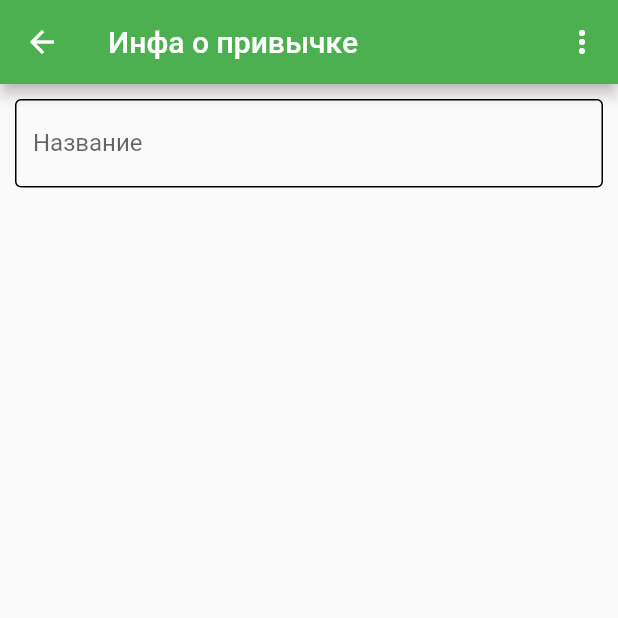
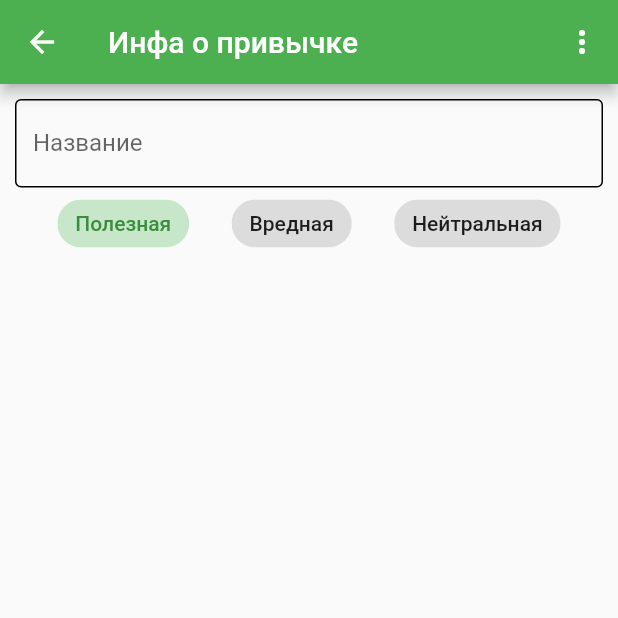
Before and after one commit to potykion/yahta, a Flutter app: the HabitPage screen opened directly, on a phone screen of 412 x 824 dp, the top half of it. Run offline on Flutter 3.47's test engine with Material 2 defaults, Android fonts, the phone set to English and light mode, and no system bars; our stand-ins replace flutter_swiper, moor, moor_ffi; generated files the repository leaves out were written again; statements that could not run were skipped.

Commit message:
Habit type picker

```diff
--- a/lib/habit.dart
+++ b/lib/habit.dart
@@ -8,11 +8,30 @@ import 'package:yahta/direction.dart';
 
 part 'habit.g.dart';
 
+enum HabitType { positive, negative, neutral }
+
 /// Собсно привычка
 class Habits extends Table {
   IntColumn get id => integer().autoIncrement()();
 
   TextColumn get title => text()();
+
+  IntColumn get type => integer()
+      .map(const HabitTypeConverter())
+      .withDefault(Constant(HabitType.positive.index))
+       ();
+}
+
+/// Конвертит enum в int
+/// https://moor.simonbinder.eu/docs/advanced-features/type_converters/
+class HabitTypeConverter extends TypeConverter<HabitType, int> {
+  const HabitTypeConverter();
+
+  @override
+  HabitType mapToDart(int fromDb) => HabitType.values[fromDb];
+
+  @override
+  int mapToSql(HabitType value) => value.index;
 }
 
 /// Отметка привычки (2020-03-19 в 23:17 привычка была зафиксирована)
@@ -25,13 +44,10 @@ class HabitMarks extends Table {
 }
 
 QueryExecutor openConnection() {
-  /// Copied from moor tutorial
+  /// Скопировано из туториала по moor
   /// https://moor.simonbinder.eu/docs/getting-started/#generating-the-code
 
-  // the LazyDatabase util lets us find the right location for the file async.
   return LazyDatabase(() async {
-    // put the database file, called db.sqlite here, into the documents folder
-    // for your app.
     final dbFolder = await getApplicationDocumentsDirectory();
     final file = File(p.join(dbFolder.path, 'db.sqlite'));
     return VmDatabase(file);
@@ -43,7 +59,21 @@ class Database extends _$Database {
   Database(QueryExecutor e) : super(e);
 
   @override
-  int get schemaVersion => 1;
+  int get schemaVersion => 2;
+
+
+  /// Мигрируем
+  /// https://moor.simonbinder.eu/docs/advanced-features/migrations/
+  @override
+  MigrationStrategy get migration => MigrationStrategy(
+      onCreate: (Migrator m) => m.createAll(),
+
+      onUpgrade: (Migrator m, int from, int to) async {
+        if (from == 1) {
+          await m.addColumn(habits, habits.type);
+        }
+      }
+    );
 
   Future<int> insertHabit(HabitsCompanion habitsCompanion) =>
       into(habits).insert(habitsCompanion);
--- a/lib/pages/habit.dart
+++ b/lib/pages/habit.dart
@@ -1,6 +1,7 @@
 import 'package:flutter/material.dart';
 import 'package:provider/provider.dart';
 import 'package:yahta/habit.dart';
+import 'package:yahta/widgets/habit.dart';
 
 enum HabitMenuAction { delete }
 
@@ -32,7 +33,6 @@ class _HabitPageState extends State<HabitPage> {
           icon: Icon(Icons.arrow_back),
         ),
         actions: <Widget>[
-//          IconButton(icon: Icon(Icons.more_vert), onPressed: () {}),
           PopupMenuButton<HabitMenuAction>(
             itemBuilder: (context) => [
               PopupMenuItem<HabitMenuAction>(
@@ -42,7 +42,8 @@ class _HabitPageState extends State<HabitPage> {
             ],
             onSelected: (HabitMenuAction action) {
               if (action == HabitMenuAction.delete) {
-                Provider.of<HabitState>(context, listen: false).deleteHabitToEdit();
+                Provider.of<HabitState>(context, listen: false)
+                    .deleteHabitToEdit();
                 Navigator.pop(context);
               }
             },
@@ -61,7 +62,8 @@ class _HabitPageState extends State<HabitPage> {
                 enabledBorder: OutlineInputBorder(),
                 focusedBorder: OutlineInputBorder(),
               ),
-            )
+            ),
+            HabitTypePicker(),
           ],
         ),
       ),
--- /dev/null
+++ b/lib/styles.dart
@@ -0,0 +1,25 @@
+import 'package:flutter/material.dart';
+
+abstract class HabitTypeStyle {
+  Text label;
+  TextStyle selectedLabelStyle;
+  Color selectedBackgroundColor;
+}
+
+class PositiveHabitTypeStyle extends HabitTypeStyle {
+  Text label = Text("Полезная");
+  TextStyle selectedLabelStyle = TextStyle(color: Colors.green.shade700);
+  Color selectedBackgroundColor = Colors.green.shade100;
+}
+
+class NegativeHabitTypeStyle extends HabitTypeStyle {
+  Text label = Text("Вредная");
+  TextStyle selectedLabelStyle = TextStyle(color: Colors.red.shade700);
+  Color selectedBackgroundColor = Colors.red.shade100;
+}
+
+class NeutralHabitTypeStyle extends HabitTypeStyle {
+  Text label = Text("Нейтральная");
+  TextStyle selectedLabelStyle = TextStyle(color: Colors.white);
+  Color selectedBackgroundColor = Colors.grey.shade600;
+}
--- a/lib/widgets/habit.dart
+++ b/lib/widgets/habit.dart
@@ -1,6 +1,7 @@
 import 'package:flutter/material.dart';
 import 'package:provider/provider.dart';
 import 'package:yahta/pages/habit.dart';
+import 'package:yahta/styles.dart';
 import 'package:yahta/utils.dart';
 
 import '../habit.dart';
@@ -82,3 +83,46 @@ class HabitListView extends StatelessWidget {
     );
   }
 }
+
+class HabitTypePicker extends StatefulWidget {
+  @override
+  _HabitTypePickerState createState() => _HabitTypePickerState();
+}
+
+class _HabitTypePickerState extends State<HabitTypePicker> {
+  int _selectedIndex = 0;
+
+  @override
+  Widget build(BuildContext context) => Row(
+        mainAxisAlignment: MainAxisAlignment.spaceEvenly,
+        children: List.generate(HabitType.values.length, (index) {
+          var habitType = HabitType.values[index];
+          HabitTypeStyle style;
+          switch (habitType) {
+            case HabitType.positive:
+              style = PositiveHabitTypeStyle();
+              break;
+            case HabitType.negative:
+              style = NegativeHabitTypeStyle();
+              break;
+            case HabitType.neutral:
+              style = NeutralHabitTypeStyle();
+              break;
+          }
+
+          var selected = index == _selectedIndex;
+
+          return ChoiceChip(
+            label: style.label,
+            selected: selected,
+            labelStyle: selected ? style.selectedLabelStyle : null,
+            selectedColor: style.selectedBackgroundColor,
+            onSelected: (bool selected) {
+              setState(() {
+                _selectedIndex = index;
+              });
+            },
+          );
+        }),
+      );
+}
```
Also changed, not shown: lib/habit.g.dart.
